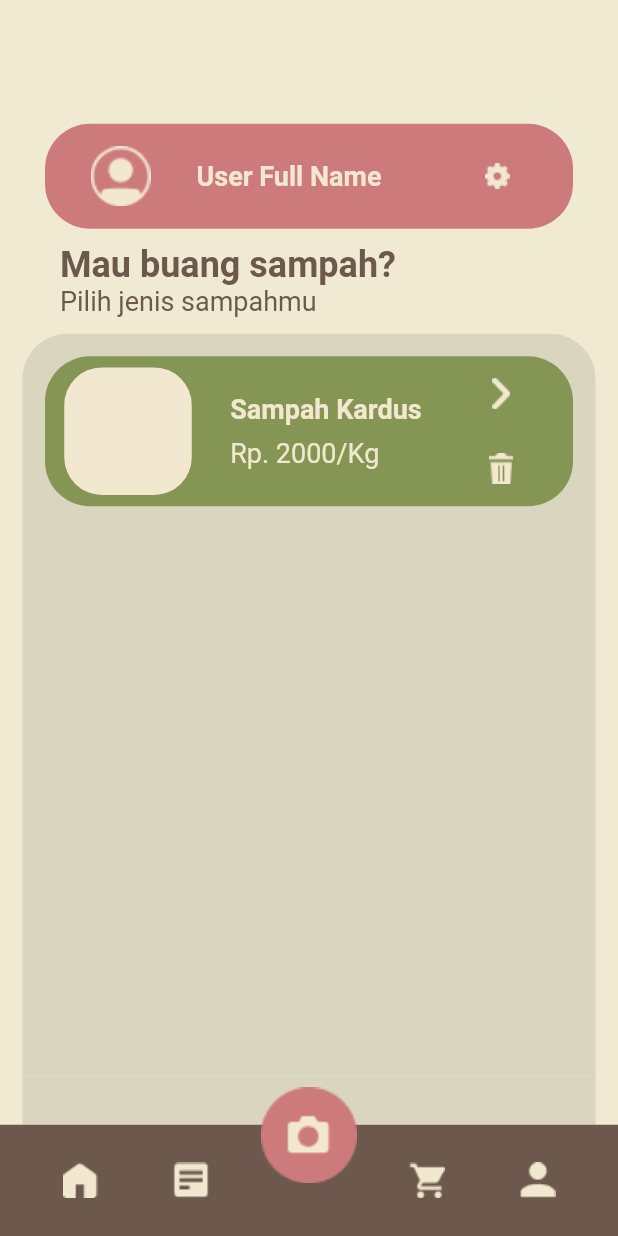
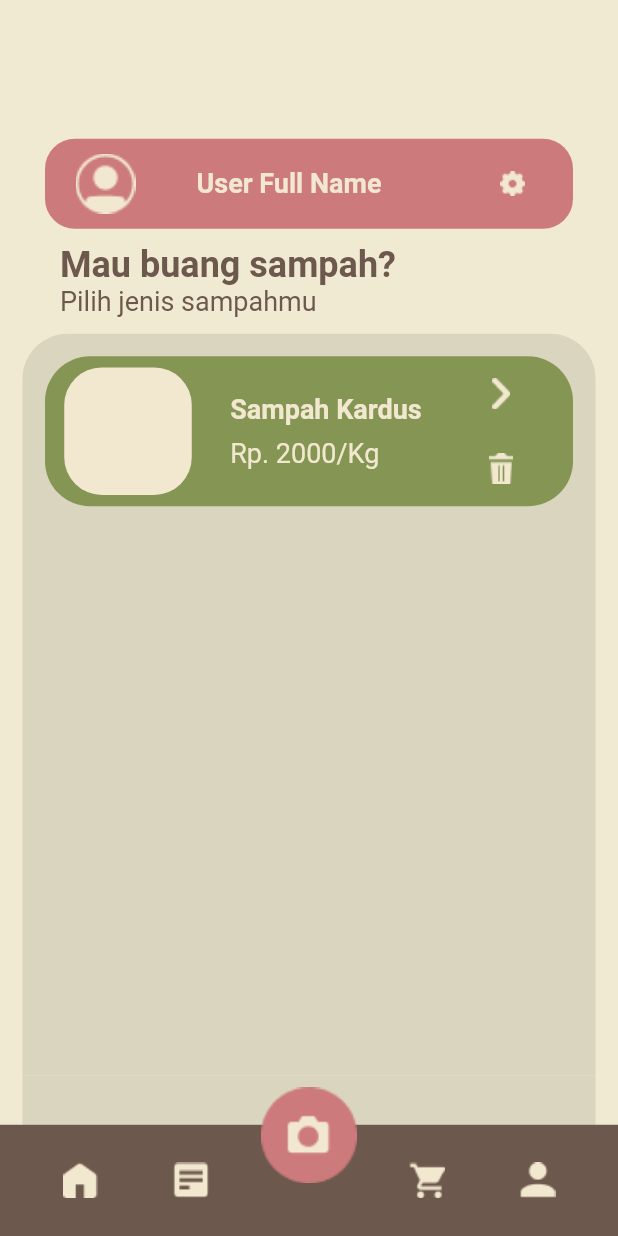
Before and after one commit to zzeeyyaa/Trash-Classification, a Flutter app: the screen it shows after launch, on a phone screen of 412 x 824 dp. Run offline on Flutter 3.47's test engine with Material 2 defaults, Android fonts, the light colour scheme and no system bars; our stand-ins replace get.

Commit message:
update-3 home view

```diff
--- a/lib/app/modules/home/views/home_view.dart
+++ b/lib/app/modules/home/views/home_view.dart
@@ -17,14 +17,14 @@ class HomeView extends GetView<HomeController> {
           Padding(
             padding: EdgeInsets.only(left: 30, right: 30, top: 10),
             child: Container(
-              height: 70,
+              height: 60,
               width: Get.width,
               decoration: BoxDecoration(
                 color: Color(0xffCC7A7B),
-                borderRadius: BorderRadius.circular(30),
+                borderRadius: BorderRadius.circular(20),
               ),
               child: Row(
-                mainAxisAlignment: MainAxisAlignment.spaceEvenly,
+                mainAxisAlignment: MainAxisAlignment.spaceAround,
                 children: [
                   Container(
                     height: 40,
```
